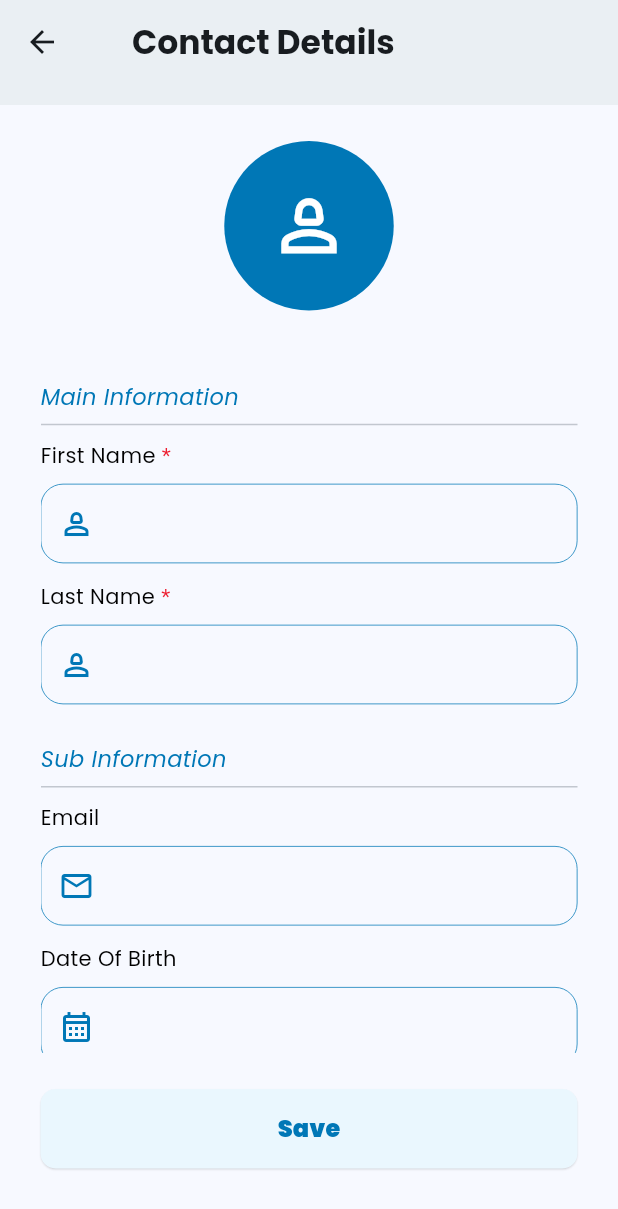
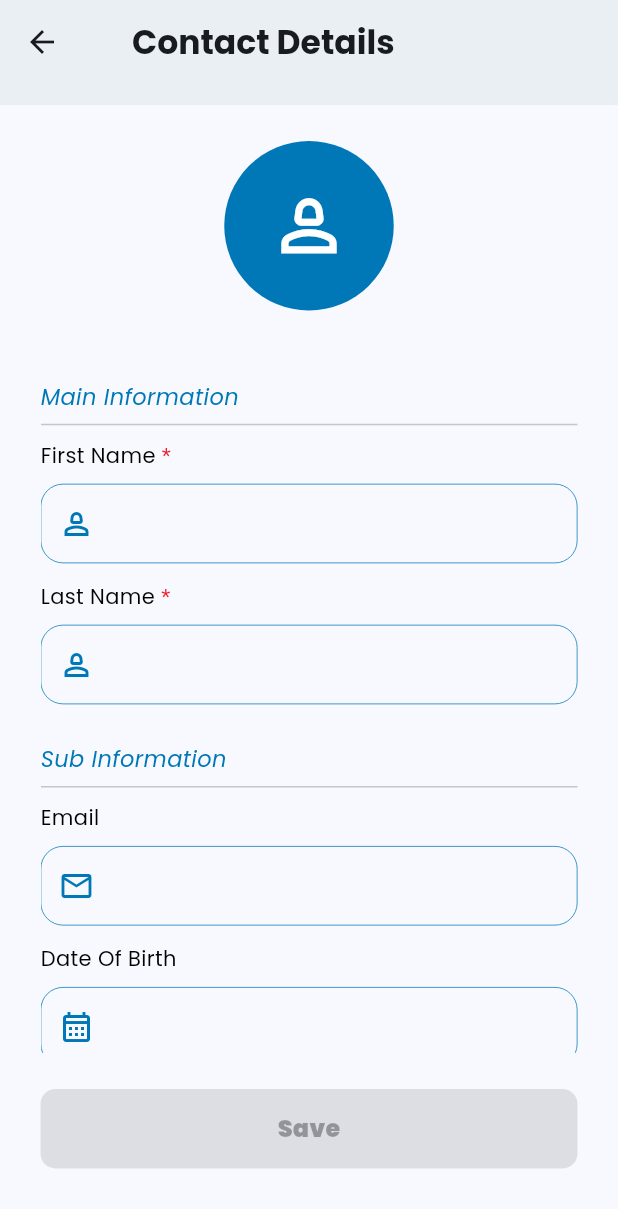
Before and after one commit to alkaffdt/trinity_wizards_alkaff_pretest, a Flutter app: the screen it shows after launch, scrolled down 576 dp, after a tap on the "add" icon, on a phone screen of 412 x 824 dp. Shown: the top 1209 px of the screen. Run offline on Flutter 3.47's test engine with Material 3 defaults, Android fonts, the light colour scheme and no system bars; our stand-ins replace flutter_riverpod, google_fonts.

Commit message:
feat: add datepicker & field validators

```diff
--- a/lib/cores/components/base_textfield.dart
+++ b/lib/cores/components/base_textfield.dart
@@ -6,19 +6,25 @@ class BaseTextField extends StatelessWidget {
   const BaseTextField(
       {super.key,
       required this.textController,
-      this.prefixIcon,
+      this.prefixWidget,
+      this.suffixWidget,
       this.title = "",
       this.hint = "",
       required this.onChanged,
       this.onTap,
+      this.validator,
       this.isRequired = false});
   final TextEditingController textController;
-  final Widget? prefixIcon;
   final String title;
   final String hint;
   final bool isRequired;
   final ValueChanged<String> onChanged;
   final VoidCallback? onTap;
+  //
+  final Widget? prefixWidget;
+  final Widget? suffixWidget;
+  //
+  final FormFieldValidator<String>? validator;
 
   @override
   Widget build(BuildContext context) {
@@ -40,15 +46,18 @@ class BaseTextField extends StatelessWidget {
           ),
         ),
         9.toHeightGap(),
-        TextField(
+        TextFormField(
           controller: textController,
           style: const TextStyle(
               fontWeight: FontWeight.w200, color: Colors.black, fontSize: 14),
           onTap: onTap,
-          decoration: InputDecoration(prefixIcon: prefixIcon),
+          onChanged: onChanged,
+          decoration: InputDecoration(
+              prefixIcon: prefixWidget, suffixIcon: suffixWidget),
           onTapOutside: (event) {
             FocusManager.instance.primaryFocus?.unfocus();
           },
+          validator: validator,
         )
       ],
     );
--- a/lib/cores/components/cta_button.dart
+++ b/lib/cores/components/cta_button.dart
@@ -8,7 +8,7 @@ class CtaButton extends StatelessWidget {
       this.height = 53,
       this.width = double.maxFinite,
       this.backgroundColor = ConstColors.blueAccent,
-      required this.onPressed,
+      this.onPressed,
       this.text = "",
       this.borderRadius = 10,
       this.borderColor = Colors.transparent,
@@ -19,7 +19,7 @@ class CtaButton extends StatelessWidget {
   final double width;
   final Color backgroundColor;
   final Color foregroundColor;
-  final VoidCallback onPressed;
+  final VoidCallback? onPressed;
   final String text;
   final double borderRadius;
   final Color borderColor;
@@ -31,19 +31,24 @@ class CtaButton extends StatelessWidget {
       height: height,
       width: width,
       child: ElevatedButton(
-          style: ButtonStyle(
-              elevation: WidgetStateProperty.all(0.5),
-              shadowColor:
-                  WidgetStatePropertyAll(Colors.black.withOpacity(0.5)),
-              backgroundColor: WidgetStateProperty.all<Color>(backgroundColor),
-              foregroundColor: WidgetStateProperty.all<Color>(foregroundColor),
-              shape: WidgetStateProperty.all<RoundedRectangleBorder>(
-                  RoundedRectangleBorder(
-                      borderRadius: BorderRadius.circular(borderRadius),
-                      side: BorderSide(color: borderColor)))),
-          onPressed: () {
-            onPressed.call();
-          },
+          style: ElevatedButton.styleFrom(
+              elevation: 0.5,
+              backgroundColor: backgroundColor,
+              foregroundColor: foregroundColor,
+              shape: RoundedRectangleBorder(
+                  borderRadius: BorderRadius.circular(borderRadius),
+                  side: BorderSide(color: borderColor))),
+          // style: ButtonStyle(
+          //     elevation: WidgetStateProperty.all(0.5),
+          //     shadowColor:
+          //         WidgetStatePropertyAll(Colors.black.withOpacity(0.5)),
+          //     backgroundColor: WidgetStateProperty.all<Color>(backgroundColor),
+          //     foregroundColor: WidgetStateProperty.all<Color>(foregroundColor),
+          //     shape: WidgetStateProperty.all<RoundedRectangleBorder>(
+          //         RoundedRectangleBorder(
+          //             borderRadius: BorderRadius.circular(borderRadius),
+          //             side: BorderSide(color: borderColor)))),
+          onPressed: onPressed,
           child: Text(text).fontWeight(fontWeight).fontSize(16)),
     );
   }
--- /dev/null
+++ b/lib/cores/utils/common_validators.dart
@@ -0,0 +1,21 @@
+class CommonValidator {
+  static bool validateEmail(String email) {
+    // user can skip email if its empty
+    if (email.isEmpty) return true;
+
+    const pattern = r"(?:[a-z0-9!#$%&'*+/=?^_`{|}~-]+(?:\.[a-z0-9!#$%&'"
+        r'*+/=?^_`{|}~-]+)*|"(?:[\x01-\x08\x0b\x0c\x0e-\x1f\x21\x23-\x5b\x5d-'
+        r'\x7f]|\\[\x01-\x09\x0b\x0c\x0e-\x7f])*")@(?:(?:[a-z0-9](?:[a-z0-9-]*'
+        r'[a-z0-9])?\.)+[a-z0-9](?:[a-z0-9-]*[a-z0-9])?|\[(?:(?:(2(5[0-5]|[0-4]'
+        r'[0-9])|1[0-9][0-9]|[1-9]?[0-9]))\.){3}(?:(2(5[0-5]|[0-4][0-9])|1[0-9]'
+        r'[0-9]|[1-9]?[0-9])|[a-z0-9-]*[a-z0-9]:(?:[\x01-\x08\x0b\x0c\x0e-\x1f\'
+        r'x21-\x5a\x53-\x7f]|\\[\x01-\x09\x0b\x0c\x0e-\x7f])+)\])';
+    final regex = RegExp(pattern);
+
+    return email.isNotEmpty && email.contains(".com") && regex.hasMatch(email);
+  }
+
+  static bool validateName(String name) {
+    return name.isNotEmpty;
+  }
+}
--- a/lib/features/contact_detail/contact_detail_controller.dart
+++ b/lib/features/contact_detail/contact_detail_controller.dart
@@ -1,16 +1,19 @@
 import 'package:flutter/material.dart';
 import 'package:flutter_riverpod/flutter_riverpod.dart';
+import 'package:trinity_wizards_alkaff_pretest/cores/utils/common_validators.dart';
+import 'package:trinity_wizards_alkaff_pretest/features/contact_detail/states/contact_detail_state.dart';
 import 'package:trinity_wizards_alkaff_pretest/features/home/contacts_list_controller.dart';
 import 'package:trinity_wizards_alkaff_pretest/models/contact_model.dart';
 
 final contactDetailControllerProvider =
-    Provider<ContactDetailController>((ref) {
+    StateNotifierProvider<ContactDetailController, ContactDetailState>((ref) {
   return ContactDetailController(
       ref.watch(contactListControllerProvider.notifier));
 });
 
-class ContactDetailController {
-  ContactDetailController(this.contactsListController);
+class ContactDetailController extends StateNotifier<ContactDetailState> {
+  ContactDetailController(this.contactsListController)
+      : super(ContactDetailState());
 
   final ContactsListController contactsListController;
   Contact? contact;
@@ -28,6 +31,14 @@ class ContactDetailController {
     lastNameTextCtr.text = contact?.lastName ?? "";
     emailTextCtr.text = contact?.email ?? "";
     dateOfBirthTextCtr.text = contact?.dob ?? "";
+
+    //
+    state = state.copyWith(
+      firstName: firstNameTextCtr.text,
+      lastName: lastNameTextCtr.text,
+      email: emailTextCtr.text,
+      dateOfBirth: dateOfBirthTextCtr.text,
+    );
   }
 
   void createNewContact() {
@@ -60,18 +71,27 @@ class ContactDetailController {
   }
 
   void onChangedFirstName() {
-    //
+    state = state.copyWith(firstName: firstNameTextCtr.text);
   }
 
   void onChangedLastName() {
-    //
+    state = state.copyWith(lastName: lastNameTextCtr.text);
   }
 
   void onChangedEmail() {
-    //
+    state = state.copyWith(email: emailTextCtr.text);
   }
 
   void onChangedDateOfBirth() {
-    //
+    state = state.copyWith(dateOfBirth: dateOfBirthTextCtr.text);
+  }
+
+  bool isValidated() {
+    final isEmailValidated = CommonValidator.validateEmail(state.email);
+
+    final isNameValidated =
+        state.firstName.isNotEmpty && state.lastName.isNotEmpty;
+
+    return isEmailValidated && isNameValidated;
   }
 }
--- a/lib/features/contact_detail/contact_detail_cta.dart
+++ b/lib/features/contact_detail/contact_detail_cta.dart
@@ -12,28 +12,41 @@ class ContactDetailCta extends ConsumerWidget {
 
   @override
   Widget build(BuildContext context, WidgetRef ref) {
+    ref.watch(contactDetailControllerProvider);
+
     final isCreateNewContact =
-        ref.watch(contactDetailControllerProvider).contact == null;
+        ref.watch(contactDetailControllerProvider.notifier).contact == null;
+
+    final isValidated =
+        ref.watch(contactDetailControllerProvider.notifier).isValidated();
 
     return Column(
       children: [
         if (isCreateNewContact)
           CtaButton(
             text: "Save",
-            onPressed: () {
-              ref.read(contactDetailControllerProvider).createNewContact();
+            onPressed: isValidated
+                ? () {
+                    ref
+                        .read(contactDetailControllerProvider.notifier)
+                        .createNewContact();
 
-              Navigator.pop(context);
-            },
+                    Navigator.pop(context);
+                  }
+                : null,
           )
         else ...[
           CtaButton(
             text: "Update",
-            onPressed: () {
-              ref.read(contactDetailControllerProvider).updateContact();
+            onPressed: isValidated
+                ? () {
+                    ref
+                        .read(contactDetailControllerProvider.notifier)
+                        .updateContact();
 
-              Navigator.pop(context);
-            },
+                    Navigator.pop(context);
+                  }
+                : null,
           ),
           16.toHeightGap(),
           CtaButton(
@@ -43,7 +56,9 @@ class ContactDetailCta extends ConsumerWidget {
             borderColor: ConstColors.red,
             fontWeight: FontWeight.w100,
             onPressed: () {
-              ref.read(contactDetailControllerProvider).removeContact();
+              ref
+                  .read(contactDetailControllerProvider.notifier)
+                  .removeContact();
 
               Navigator.pop(context);
 
--- a/lib/features/contact_detail/contact_detail_page.dart
+++ b/lib/features/contact_detail/contact_detail_page.dart
@@ -1,11 +1,13 @@
 import 'package:flutter/material.dart';
 import 'package:flutter_riverpod/flutter_riverpod.dart';
+import 'package:intl/intl.dart';
 import 'package:trinity_wizards_alkaff_pretest/consts/const_colors.dart';
 import 'package:trinity_wizards_alkaff_pretest/cores/components/base_profile_picture.dart';
 import 'package:trinity_wizards_alkaff_pretest/cores/components/base_textfield.dart';
 import 'package:trinity_wizards_alkaff_pretest/cores/components/cta_button.dart';
 import 'package:trinity_wizards_alkaff_pretest/cores/extensions/int_extensions.dart';
 import 'package:trinity_wizards_alkaff_pretest/cores/styles/text_styles.dart';
+import 'package:trinity_wizards_alkaff_pretest/cores/utils/common_validators.dart';
 import 'package:trinity_wizards_alkaff_pretest/features/contact_detail/contact_detail_controller.dart';
 import 'package:trinity_wizards_alkaff_pretest/features/contact_detail/contact_detail_cta.dart';
 import 'package:trinity_wizards_alkaff_pretest/features/main/custom_appbar.dart';
@@ -39,7 +41,7 @@ class _FormView extends ConsumerWidget {
 
   @override
   Widget build(BuildContext context, WidgetRef ref) {
-    final contact = ref.watch(contactDetailControllerProvider).contact;
+    final contact = ref.watch(contactDetailControllerProvider.notifier).contact;
     return ListView(
       children: [
         // Profile Picture
@@ -87,19 +89,19 @@ class _FirstNameField extends ConsumerWidget {
   @override
   Widget build(BuildContext context, WidgetRef ref) {
     final textController =
-        ref.watch(contactDetailControllerProvider).firstNameTextCtr;
+        ref.watch(contactDetailControllerProvider.notifier).firstNameTextCtr;
 
     return BaseTextField(
       textController: textController,
       isRequired: true,
       title: "First Name",
       hint: "Enter First Name",
-      prefixIcon: const Icon(
+      prefixWidget: const Icon(
         Icons.person_2_outlined,
         color: ConstColors.blue,
       ),
       onChanged: (text) {
-        ref.read(contactDetailControllerProvider).onChangedFirstName();
+        ref.read(contactDetailControllerProvider.notifier).onChangedFirstName();
       },
     );
   }
@@ -111,19 +113,19 @@ class _LastNameField extends ConsumerWidget {
   @override
   Widget build(BuildContext context, WidgetRef ref) {
     final textController =
-        ref.watch(contactDetailControllerProvider).lastNameTextCtr;
+        ref.watch(contactDetailControllerProvider.notifier).lastNameTextCtr;
 
     return BaseTextField(
       textController: textController,
       isRequired: true,
       title: "Last Name",
       hint: "Enter Last Name",
-      prefixIcon: const Icon(
+      prefixWidget: const Icon(
         Icons.person_2_outlined,
         color: ConstColors.blue,
       ),
       onChanged: (text) {
-        ref.read(contactDetailControllerProvider).onChangedLastName();
+        ref.read(contactDetailControllerProvider.notifier).onChangedLastName();
       },
     );
   }
@@ -135,18 +137,18 @@ class _EmailField extends ConsumerWidget {
   @override
   Widget build(BuildContext context, WidgetRef ref) {
     final textController =
-        ref.watch(contactDetailControllerProvider).emailTextCtr;
+        ref.watch(contactDetailControllerProvider.notifier).emailTextCtr;
 
     return BaseTextField(
       textController: textController,
       title: "Email",
       hint: "Enter Email",
-      prefixIcon: const Icon(
+      prefixWidget: const Icon(
         Icons.mail_outline,
         color: ConstColors.blue,
       ),
       onChanged: (text) {
-        ref.read(contactDetailControllerProvider).onChangedEmail();
+        ref.read(contactDetailControllerProvider.notifier).onChangedEmail();
       },
     );
   }
@@ -160,18 +162,32 @@ class _DateOfBirthField extends ConsumerWidget {
   @override
   Widget build(BuildContext context, WidgetRef ref) {
     final textController =
-        ref.watch(contactDetailControllerProvider).dateOfBirthTextCtr;
+        ref.watch(contactDetailControllerProvider.notifier).dateOfBirthTextCtr;
 
     return BaseTextField(
       textController: textController,
       title: title,
       hint: "Enter $title",
-      prefixIcon: const Icon(
+      prefixWidget: const Icon(
         Icons.calendar_month_outlined,
         color: ConstColors.blue,
       ),
       onChanged: (text) {
-        ref.read(contactDetailControllerProvider).onChangedDateOfBirth();
+        ref
+            .read(contactDetailControllerProvider.notifier)
+            .onChangedDateOfBirth();
+      },
+      onTap: () {
+        showDatePicker(
+          context: context,
+          firstDate: DateTime(1900),
+          lastDate: DateTime.now(),
+        ).then(
+          (value) {
+            final formatter = DateFormat('dd/MM/yyyy');
+            textController.text = formatter.format(value ?? DateTime.now());
+          },
+        );
       },
     );
   }
--- a/lib/features/home/contact_card_view.dart
+++ b/lib/features/home/contact_card_view.dart
@@ -17,7 +17,7 @@ class ContactItemView extends ConsumerWidget {
   Widget build(BuildContext context, WidgetRef ref) {
     return GestureDetector(
       onTap: () {
-        ref.read(contactDetailControllerProvider).loadContact(contact);
+        ref.read(contactDetailControllerProvider.notifier).loadContact(contact);
 
         Navigator.of(context).push(MaterialPageRoute(
             builder: (context) => ContactDetailPage(contact: contact)));
--- a/lib/features/home/contacts_gridview.dart
+++ b/lib/features/home/contacts_gridview.dart
@@ -11,7 +11,11 @@ class ContactsListview extends ConsumerWidget {
     ref.watch(contactListControllerProvider);
     final list = ref.watch(contactListControllerProvider);
 
-    return GridView.builder(
+    return RefreshIndicator(
+      onRefresh: () => ref
+          .read(contactListControllerProvider.notifier)
+          .gatherContactsFromJson(),
+      child: GridView.builder(
         padding: const EdgeInsets.symmetric(vertical: 25),
         itemCount: list.length,
         gridDelegate: const SliverGridDelegateWithFixedCrossAxisCount(
@@ -22,6 +26,7 @@ class ContactsListview extends ConsumerWidget {
         itemBuilder: (context, index) {
           return ContactItemView(list[index]);
         },
+      ),
     );
   }
 }
--- a/lib/features/home/contacts_list_controller.dart
+++ b/lib/features/home/contacts_list_controller.dart
@@ -21,7 +21,7 @@ class ContactsListController extends StateNotifier<List<Contact>> {
     gatherContactsFromJson();
   }
 
-  void gatherContactsFromJson() async {
+  Future<void> gatherContactsFromJson() async {
     final String response =
         await rootBundle.loadString('assets/datas/contacts.json');
     final data = await json.decode(response) as List;
--- a/lib/features/home/home_page.dart
+++ b/lib/features/home/home_page.dart
@@ -1,7 +1,7 @@
 import 'package:flutter/material.dart';
 import 'package:trinity_wizards_alkaff_pretest/cores/extensions/int_extensions.dart';
 import 'package:trinity_wizards_alkaff_pretest/features/home/contacts_gridview.dart';
-import 'package:trinity_wizards_alkaff_pretest/features/home/search_field.dart';
+import 'package:trinity_wizards_alkaff_pretest/features/home/search_contact_field.dart';
 
 class HomePage extends StatelessWidget {
   const HomePage({super.key});
--- a/lib/features/home/search_field.dart
+++ b/lib/features/home/search_contact_field.dart
@@ -16,6 +16,12 @@ class SearchContactField extends ConsumerWidget {
       onChanged: (value) {
         ref.read(contactListControllerProvider.notifier).searchOnChange();
       },
+      decoration: InputDecoration(
+          hintText: "Search your contact list...",
+          suffixIcon: Image.asset(
+            "assets/icons/search_icon.png",
+            scale: 3,
+          )),
     );
   }
 }
--- a/pubspec.yaml
+++ b/pubspec.yaml
@@ -38,6 +38,7 @@ dependencies:
   flutter_riverpod: ^2.5.1
   shared_preferences: ^2.3.2
   google_fonts: ^6.2.1
+  intl: ^0.19.0
 
 dev_dependencies:
   flutter_test:
@@ -64,6 +65,7 @@ flutter:
   # To add assets to your application, add an assets section, like this:
   assets:
    - assets/datas/
+   - assets/icons/
 
   # An image asset can refer to one or more resolution-specific "variants", see
   # https://flutter.dev/assets-and-images/#resolution-aware
```
Also changed, not shown: lib/features/contact_detail/states/contact_detail_state.dart (added, +27 -0 lines), pubspec.lock. Lines whose indentation alone changed are shown as unchanged.
